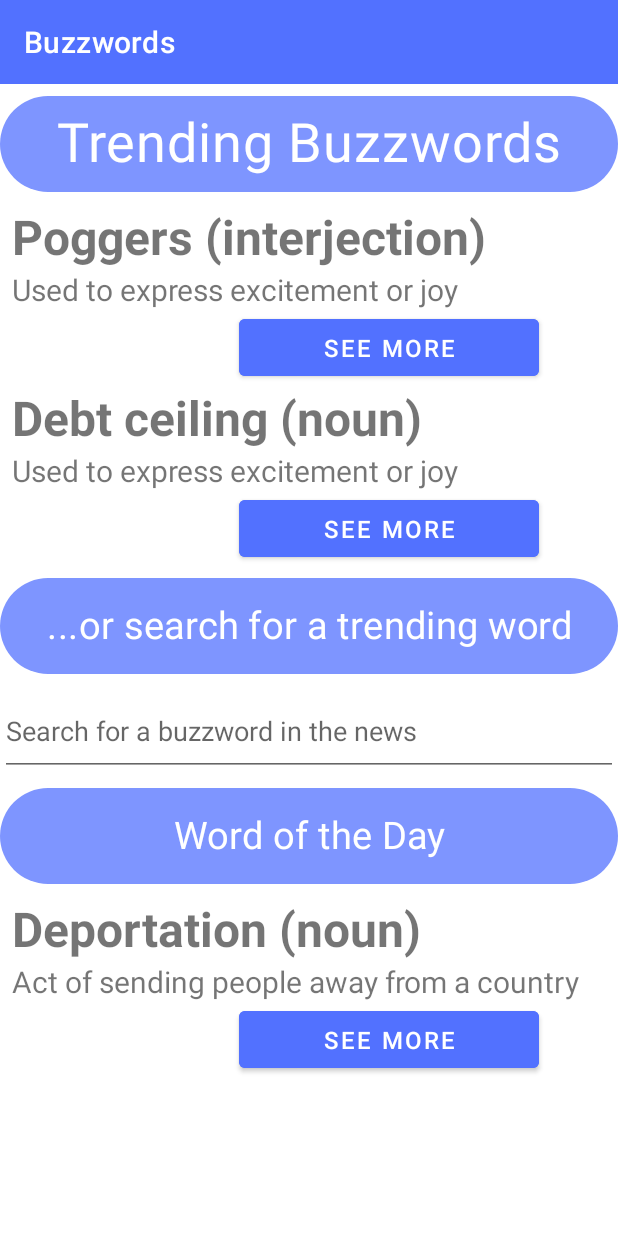
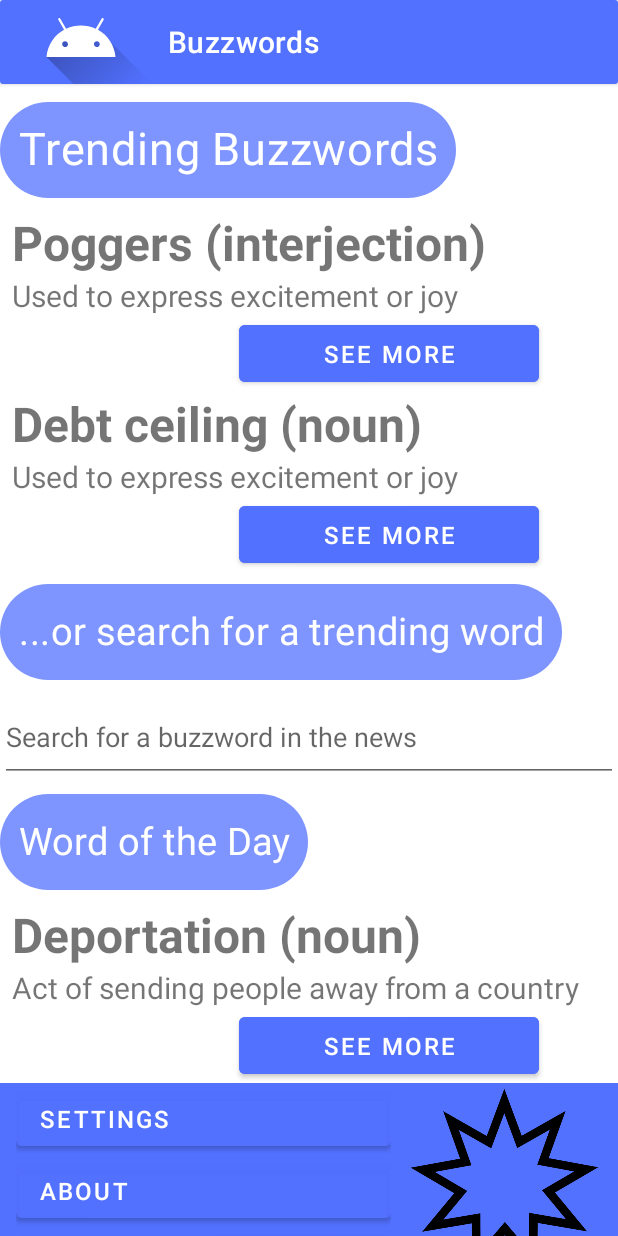
Before and after one commit to ThomasPark32/Buzzwordsv1_1, an Android app: the screen it shows after launch (MainActivity), on a phone screen of 412 x 824 dp. Run offline under Robolectric (Android 15) with nearby library versions, the phone set to English and light mode, and no system bars.

Commit message:
New images and non-moveable topbar

```diff
--- a/app/src/main/res/layout/activity_main.xml
+++ b/app/src/main/res/layout/activity_main.xml
@@ -6,6 +6,27 @@
     android:layout_width="match_parent"
     android:layout_height="wrap_content"
     tools:context=".MainActivity">
+
+    <androidx.cardview.widget.CardView
+        android:layout_width="match_parent"
+        android:layout_height="wrap_content"
+        app:layout_constraintEnd_toEndOf="parent"
+        app:layout_constraintStart_toStartOf="parent"
+        app:layout_constraintTop_toTopOf="parent">
+
+        <androidx.appcompat.widget.Toolbar
+            android:id="@+id/topBar"
+            android:layout_width="match_parent"
+            android:layout_height="wrap_content"
+            android:background="@color/buzzblue"
+            android:clickable="true"
+            android:layerType="none"
+            android:minHeight="?attr/actionBarSize"
+            android:theme="?attr/actionBarTheme"
+            app:navigationIcon="@drawable/ic_launcher_foreground"
+            app:title="@string/title"
+            app:titleTextColor="#FFFFFF" />
+    </androidx.cardview.widget.CardView>
 
     <ScrollView
         android:id="@+id/Scrollable"
@@ -21,33 +42,29 @@
             android:orientation="vertical">
 
 
-            <androidx.appcompat.widget.Toolbar
-                android:id="@+id/TopBar"
+            <androidx.constraintlayout.widget.ConstraintLayout
+                android:id="@+id/TrendingWord1Box"
                 android:layout_width="match_parent"
-                android:layout_height="wrap_content"
-                android:background="@color/buzzblue"
-                android:minHeight="?attr/actionBarSize"
-                android:theme="?attr/actionBarTheme"
-                app:title="@string/title"
-                app:titleTextColor="#FFFFFF" />
+                android:layout_height="match_parent">
 
                 <com.google.android.material.chip.Chip
                     android:id="@+id/TrendingTitle"
-                android:layout_width="match_parent"
+                    android:layout_width="wrap_content"
                     android:layout_height="80dp"
+                    android:layout_marginTop="60dp"
                     android:clickable="false"
                     android:fontFamily="sans-serif"
                     android:text="@string/trendingStr"
                     android:textAlignment="center"
                     android:textColor="#FFFFFF"
-                android:textSize="36sp"
+                    android:textSize="30sp"
                     android:textStyle="bold"
-                app:chipBackgroundColor="#BE5271FF" />
-
-            <androidx.constraintlayout.widget.ConstraintLayout
-                android:id="@+id/TrendingWord1Box"
-                android:layout_width="match_parent"
-                android:layout_height="match_parent">
+                    app:chipBackgroundColor="#BE5271FF"
+                    app:layout_constraintBottom_toTopOf="@+id/TrendingLayout1"
+                    app:layout_constraintEnd_toEndOf="parent"
+                    app:layout_constraintHorizontal_bias="0.0"
+                    app:layout_constraintStart_toStartOf="parent"
+                    app:layout_constraintTop_toTopOf="parent" />
 
                 <LinearLayout
                     android:id="@+id/TrendingLayout1"
@@ -59,7 +76,7 @@
                     app:layout_constraintBottom_toTopOf="@+id/SeeMoreTrending1"
                     app:layout_constraintEnd_toEndOf="parent"
                     app:layout_constraintStart_toStartOf="parent"
-                    app:layout_constraintTop_toTopOf="parent">
+                    app:layout_constraintTop_toBottomOf="@+id/TrendingTitle">
 
                     <TextView
                         android:id="@+id/TrendingWord1Txt"
@@ -67,6 +84,7 @@
                         android:layout_height="wrap_content"
                         android:text="Poggers (interjection)"
                         android:textAlignment="viewStart"
+                        android:textIsSelectable="true"
                         android:textSize="32sp"
                         android:textStyle="bold" />
 
@@ -86,7 +104,6 @@
                     android:backgroundTint="@color/buzzblue"
                     android:text="@string/MoreText"
                     android:textSize="16sp"
-                    app:layout_constraintBottom_toBottomOf="parent"
                     app:layout_constraintEnd_toEndOf="parent"
                     app:layout_constraintHorizontal_bias="0.75"
                     app:layout_constraintStart_toStartOf="parent"
@@ -144,15 +161,14 @@
 
             </androidx.constraintlayout.widget.ConstraintLayout>
 
-            <LinearLayout
+            <androidx.constraintlayout.widget.ConstraintLayout
                 android:id="@+id/searchBox"
                 android:layout_width="match_parent"
-                android:layout_height="match_parent"
-                android:orientation="vertical">
+                android:layout_height="match_parent">
 
                 <com.google.android.material.chip.Chip
                     android:id="@+id/searchTitle"
-                    android:layout_width="match_parent"
+                    android:layout_width="wrap_content"
                     android:layout_height="80dp"
                     android:layout_weight="1"
                     android:clickable="false"
@@ -162,7 +178,11 @@
                     android:textColor="#FFFFFF"
                     android:textSize="25sp"
                     android:textStyle="bold"
-                    app:chipBackgroundColor="#BE5271FF" />
+                    app:chipBackgroundColor="#BE5271FF"
+                    app:layout_constraintEnd_toEndOf="parent"
+                    app:layout_constraintHorizontal_bias="0.0"
+                    app:layout_constraintStart_toStartOf="parent"
+                    app:layout_constraintTop_toTopOf="parent" />
 
                 <EditText
                     android:id="@+id/searchTextBox"
@@ -170,12 +190,20 @@
                     android:layout_height="60dp"
                     android:ems="10"
                     android:hint="@string/searchTxt"
-                    android:inputType="textPersonName" />
-            </LinearLayout>
+                    android:inputType="textPersonName"
+                    app:layout_constraintEnd_toEndOf="parent"
+                    app:layout_constraintStart_toStartOf="parent"
+                    app:layout_constraintTop_toBottomOf="@+id/searchTitle" />
+            </androidx.constraintlayout.widget.ConstraintLayout>
+
+            <androidx.constraintlayout.widget.ConstraintLayout
+                android:id="@+id/wotdBox"
+                android:layout_width="match_parent"
+                android:layout_height="match_parent">
 
                 <com.google.android.material.chip.Chip
                     android:id="@+id/wotdTitle"
-                android:layout_width="match_parent"
+                    android:layout_width="wrap_content"
                     android:layout_height="80dp"
                     android:clickable="false"
                     android:fontFamily="sans-serif"
@@ -184,12 +212,11 @@
                     android:textColor="#FFFFFF"
                     android:textSize="25sp"
                     android:textStyle="bold"
-                app:chipBackgroundColor="#BE5271FF" />
-
-            <androidx.constraintlayout.widget.ConstraintLayout
-                android:id="@+id/wotdBox"
-                android:layout_width="match_parent"
-                android:layout_height="match_parent">
+                    app:chipBackgroundColor="#BE5271FF"
+                    app:layout_constraintEnd_toEndOf="parent"
+                    app:layout_constraintHorizontal_bias="0.0"
+                    app:layout_constraintStart_toStartOf="parent"
+                    app:layout_constraintTop_toTopOf="parent" />
 
                 <LinearLayout
                     android:id="@+id/wotdLayout"
@@ -200,7 +227,7 @@
                     android:orientation="vertical"
                     app:layout_constraintEnd_toEndOf="parent"
                     app:layout_constraintStart_toStartOf="parent"
-                    app:layout_constraintTop_toTopOf="parent">
+                    app:layout_constraintTop_toBottomOf="@+id/wotdTitle">
 
                     <TextView
                         android:id="@+id/wotdTxt"
@@ -228,7 +255,6 @@
                     android:backgroundTint="@color/buzzblue"
                     android:text="@string/MoreText"
                     android:textSize="16sp"
-                    app:layout_constraintBottom_toBottomOf="parent"
                     app:layout_constraintEnd_toEndOf="parent"
                     app:layout_constraintHorizontal_bias="0.75"
                     app:layout_constraintStart_toStartOf="parent"
@@ -236,6 +262,75 @@
 
             </androidx.constraintlayout.widget.ConstraintLayout>
 
+            <androidx.constraintlayout.widget.ConstraintLayout
+                android:id="@+id/bottomBox"
+                android:layout_width="match_parent"
+                android:layout_height="match_parent"
+                android:background="@color/buzzblue">
+
+                <ImageView
+                    android:id="@+id/buzzy2"
+                    android:layout_width="130dp"
+                    android:layout_height="130dp"
+                    android:layout_marginBottom="108dp"
+                    app:layout_constraintBottom_toBottomOf="@+id/bottomTextLayout"
+                    app:layout_constraintEnd_toEndOf="parent"
+                    app:layout_constraintStart_toEndOf="@+id/bottomTextLayout"
+                    app:layout_constraintTop_toTopOf="parent"
+                    app:srcCompat="@drawable/bahai_star" />
+
+                <LinearLayout
+                    android:id="@+id/bottomTextLayout"
+                    android:layout_width="250dp"
+                    android:layout_height="wrap_content"
+                    android:orientation="vertical"
+                    app:layout_constraintEnd_toStartOf="@+id/buzzy2"
+                    app:layout_constraintStart_toStartOf="parent"
+                    app:layout_constraintTop_toTopOf="parent">
+
+                    <Button
+                        android:id="@+id/settingsButton"
+                        android:layout_width="match_parent"
+                        android:layout_height="match_parent"
+                        android:backgroundTint="#BE5271FF"
+                        android:text="@string/settingsStr"
+                        android:textAlignment="viewStart"
+                        android:textSize="16sp" />
+
+                    <Button
+                        android:id="@+id/aboutButton"
+                        android:layout_width="match_parent"
+                        android:layout_height="wrap_content"
+                        android:backgroundTint="#BE5271FF"
+                        android:text="@string/aboutStr"
+                        android:textAlignment="viewStart"
+                        android:textSize="16sp" />
+
+                    <Button
+                        android:id="@+id/ContactButton"
+                        android:layout_width="match_parent"
+                        android:layout_height="wrap_content"
+                        android:backgroundTint="#BE5271FF"
+                        android:text="@string/contactStr"
+                        android:textAlignment="viewStart"
+                        android:textSize="16sp" />
+
+                    <TextView
+                        android:id="@+id/copyright"
+                        android:layout_width="match_parent"
+                        android:layout_height="wrap_content"
+                        android:text="@string/copyrightTxt"
+                        android:textColor="@color/white"
+                        android:textSize="14sp" />
+
+                    <Space
+                        android:layout_width="match_parent"
+                        android:layout_height="75dp" />
+
+                </LinearLayout>
+
+            </androidx.constraintlayout.widget.ConstraintLayout>
+
         </LinearLayout>
     </ScrollView>
 
--- a/app/src/main/res/values/strings.xml
+++ b/app/src/main/res/values/strings.xml
@@ -15,4 +15,8 @@
     <string name="searchStr">...or search for a trending word</string>
     <string name="searchTxt">Search for a buzzword in the news</string>
     <string name="wotdTxt">Word of the Day</string>
+    <string name="settingsStr">Settings</string>
+    <string name="aboutStr">About</string>
+    <string name="contactStr">Contact Us</string>
+    <string name="copyrightTxt">Buzzwords Inc. 2023</string>
 </resources>
```
Also changed, not shown: app/src/main/res/drawable/bahai_star.png (added). Lines whose indentation alone changed are shown as unchanged.
